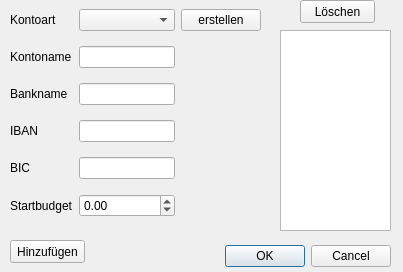
Old version of the form View/src/main/resources/design/ui/bankaccountdialog.ui in the repository marcuskraft/DimeDiaryJavaFx.
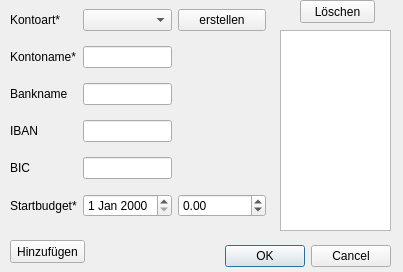
New version of the form.

Commit message: modify bank account dialog: by double clicking a bank account the data of this account are displayed

Patch:
```diff
--- a/View/src/main/resources/design/ui/bankaccountdialog.ui
+++ b/View/src/main/resources/design/ui/bankaccountdialog.ui
@@ -34,7 +34,7 @@
     <rect>
      <x>10</x>
      <y>0</y>
-     <width>251</width>
+     <width>256</width>
      <height>231</height>
     </rect>
    </property>
@@ -42,7 +42,7 @@
     <item row="0" column="0">
      <widget class="QLabel" name="label">
       <property name="text">
-       <string>Kontoart</string>
+       <string>Kontoart*</string>
       </property>
      </widget>
     </item>
@@ -59,7 +59,7 @@
     <item row="5" column="0">
      <widget class="QLabel" name="label_6">
       <property name="text">
-       <string>Startbudget</string>
+       <string>Startbudget*</string>
       </property>
      </widget>
     </item>
@@ -77,16 +77,6 @@
       </property>
      </widget>
     </item>
-    <item row="5" column="1">
-     <widget class="QDoubleSpinBox" name="doubleSpinBoxStartBudget">
-      <property name="minimum">
-       <double>-999999999.000000000000000</double>
-      </property>
-      <property name="maximum">
-       <double>999999999.000000000000000</double>
-      </property>
-     </widget>
-    </item>
     <item row="3" column="1">
      <widget class="QLineEdit" name="lineEditIBAN"/>
     </item>
@@ -102,7 +92,7 @@
     <item row="1" column="0">
      <widget class="QLabel" name="label_3">
       <property name="text">
-       <string>Kontoname</string>
+       <string>Kontoname*</string>
       </property>
      </widget>
     </item>
@@ -113,6 +103,19 @@
       </property>
      </widget>
     </item>
+    <item row="5" column="2">
+     <widget class="QDoubleSpinBox" name="doubleSpinBoxStartBudget">
+      <property name="minimum">
+       <double>-999999999.000000000000000</double>
+      </property>
+      <property name="maximum">
+       <double>999999999.000000000000000</double>
+      </property>
+     </widget>
+    </item>
+    <item row="5" column="1">
+     <widget class="QDateEdit" name="dateEditStartBudget"/>
+    </item>
    </layout>
   </widget>
   <widget class="QPushButton" name="pushButtonAdd">
```
Left out of the diff: 1 changed line with no effect on the pictures. The commit also changes 14 other files.
